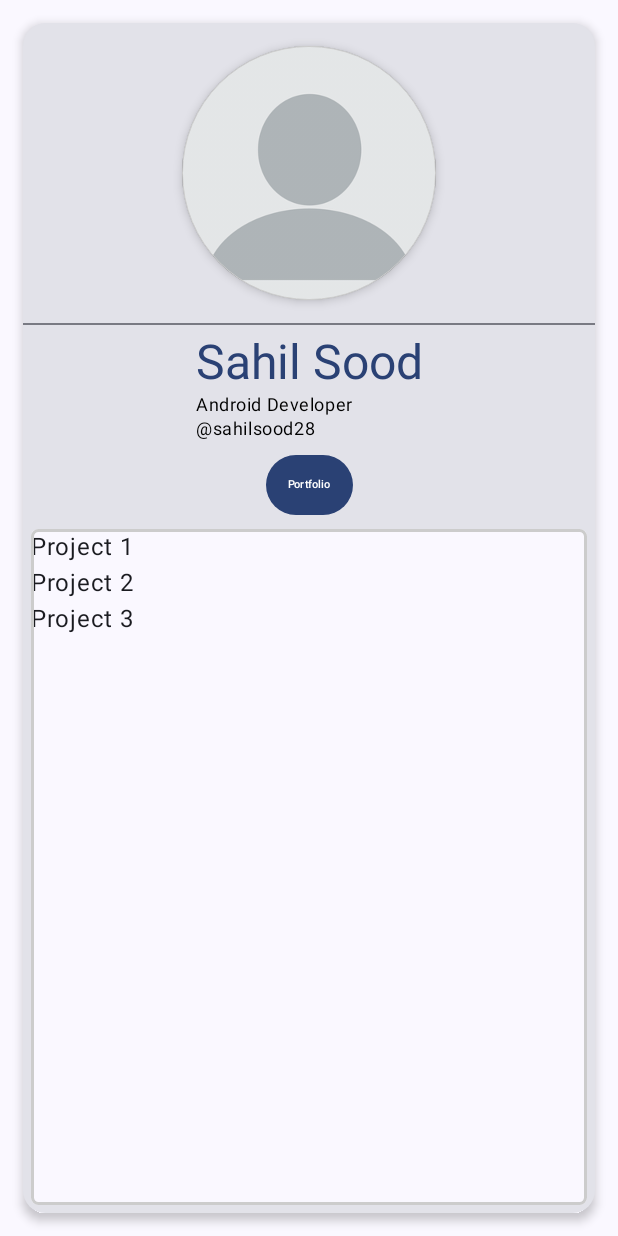
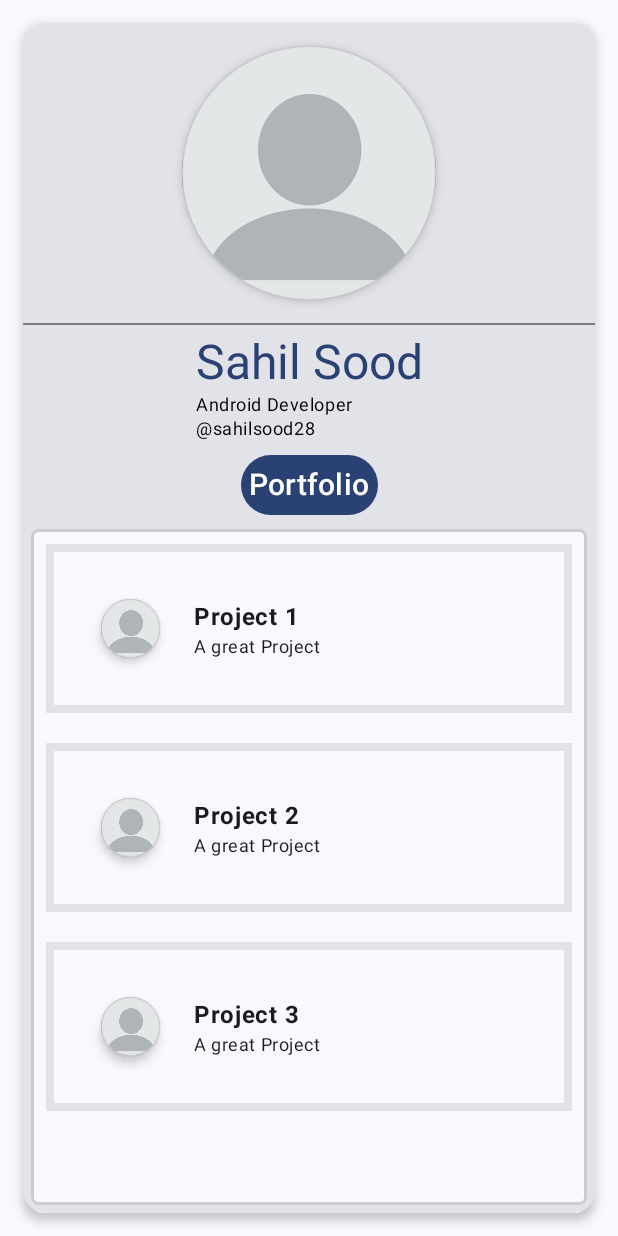
Before and after one commit to sahilsood/ComposeDemo, an Android app built with Jetpack Compose: the screen it shows after launch (MainActivity), after a tap on "Portfolio", on a phone screen of 412 x 824 dp. Run offline under Robolectric (Android 15) with nearby library versions, the phone set to English and light mode, and no system bars.

Commit message:
added some rows, column, and other portfolio items

```diff
--- a/app/src/main/java/com/example/composedemo/MainActivity.kt
+++ b/app/src/main/java/com/example/composedemo/MainActivity.kt
@@ -5,6 +5,7 @@ import androidx.activity.ComponentActivity
 import androidx.activity.compose.setContent
 import androidx.compose.foundation.BorderStroke
 import androidx.compose.foundation.Image
+import androidx.compose.foundation.background
 import androidx.compose.foundation.layout.*
 import androidx.compose.foundation.lazy.LazyColumn
 import androidx.compose.foundation.lazy.items
@@ -18,8 +19,9 @@ import androidx.compose.runtime.remember
 import androidx.compose.ui.Alignment
 import androidx.compose.ui.Modifier
 import androidx.compose.ui.graphics.Color
+import androidx.compose.ui.graphics.RectangleShape
 import androidx.compose.ui.res.painterResource
-import androidx.compose.ui.text.font.FontFamily
+import androidx.compose.ui.text.font.FontWeight
 import androidx.compose.ui.tooling.preview.Preview
 import androidx.compose.ui.unit.dp
 import androidx.compose.ui.unit.sp
@@ -67,19 +69,17 @@ fun CreateBizCard() {
                     Button(
                         onClick = { buttonClickState.value = !buttonClickState.value },
                         shape = CircleShape,
-                        contentPadding = PaddingValues(0.dp) //this is to remove button's default padding to avoid text from disappearing
+                        contentPadding = PaddingValues(5.dp) //set this to 0.dp to remove button's default padding to avoid text from disappearing
                     ) {
                         Text(
                             text = "Portfolio",
-                            fontSize = 7.sp,
+                            fontSize = 20.sp,
                         )
                     }
                     if (buttonClickState.value) {
                         Content()
                     } else {
-                        Box() {
-
-                        }
+                        Box {}
                     }
                 }
             }
@@ -87,15 +87,39 @@ fun CreateBizCard() {
     }
 }
 
+@OptIn(ExperimentalMaterial3Api::class)
 @Composable
-fun Porifolio(data: List<String>) {
+fun Portfolio(data: List<String>) {
     LazyColumn {
         items(data) { item ->
-            Text(text = item)
+            Card(
+                modifier = Modifier
+                    .padding(all = 10.dp)
+                    .fillMaxWidth(), shape = RectangleShape
+            ) {
+                Row(
+                    modifier = Modifier
+                        .padding(all = 5.dp)
+                        .background(MaterialTheme.colorScheme.surface)
+                        .padding(16.dp)
+                        .fillMaxWidth()
+                ) {
+                    CreateProfileImage(modifier = Modifier.size(size = 70.dp))
+                    Column(
+                        modifier = Modifier
+                            .align(alignment = Alignment.CenterVertically)
+                            .padding(all = 7.dp)
+                    ) {
+                        Text(text = item, fontWeight = FontWeight.Bold)
+                        Text(text = "A great Project", style = MaterialTheme.typography.bodySmall)
+                    }
+                }
+            }
         }
     }
 }
 
+@Preview
 @Composable
 private fun Content() {
     Box(
@@ -111,7 +135,7 @@ private fun Content() {
             border = BorderStroke(width = 2.dp, color = Color.LightGray),
             shape = RoundedCornerShape(corner = CornerSize(size = 5.dp))
         ) {
-            Porifolio(data = listOf("Project 1", "Project 2", "Project 3"))
+            Portfolio(data = listOf("Project 1", "Project 2", "Project 3"))
         }
     }
 }
@@ -140,7 +164,7 @@ private fun CreateInfoSection() {
 @Composable
 private fun CreateProfileImage(modifier: Modifier = Modifier) {
     Surface(
-        modifier = Modifier
+        modifier = modifier
             .size(size = 200.dp)
             .padding(all = 15.dp),
         shape = CircleShape,
@@ -151,7 +175,7 @@ private fun CreateProfileImage(modifier: Modifier = Modifier) {
         Image(
             painter = painterResource(id = R.drawable.profile_image),
             contentDescription = "profile image",
-            modifier = Modifier.size(size = 135.dp)
+            modifier = modifier.size(size = 135.dp)
         )
     }
 }
```
